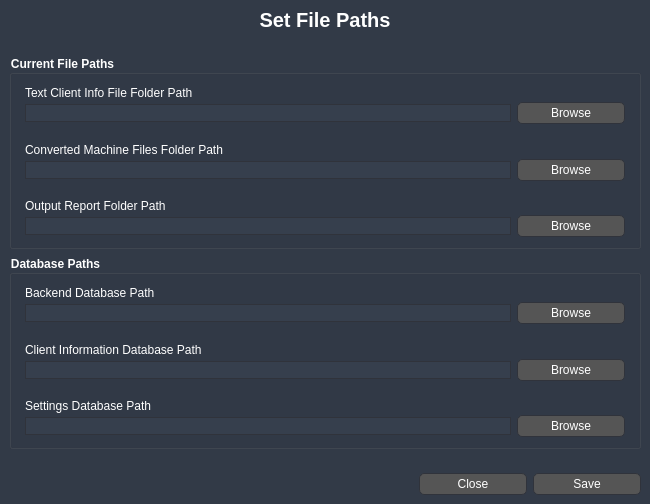
The window that src/ui/FileLocationDialog.ui (layup/LIMS) describes before a commit, drawn with Qt 5.
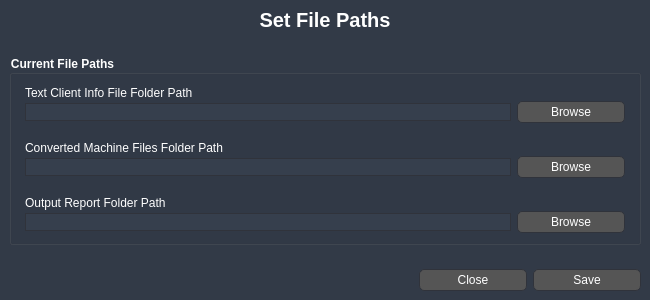
The same window after the commit.

```diff
--- a/src/ui/FileLocationDialog.ui
+++ b/src/ui/FileLocationDialog.ui
@@ -7,27 +7,28 @@
     <x>0</x>
     <y>0</y>
     <width>650</width>
-    <height>504</height>
+    <height>300</height>
    </rect>
   </property>
   <property name="minimumSize">
    <size>
     <width>650</width>
-    <height>500</height>
+    <height>300</height>
    </size>
   </property>
   <property name="maximumSize">
    <size>
     <width>650</width>
-    <height>504</height>
+    <height>300</height>
    </size>
   </property>
   <property name="windowTitle">
    <string>Form</string>
   </property>
   <property name="styleSheet">
-   <string notr="true">
-
+   <string notr="true">#Form { 
+	background-color: #323a47; 
+}
 
 #container   {
 	min-width: 160px; 
@@ -345,209 +346,6 @@
         </layout>
        </widget>
       </item>
-      <item>
-       <widget class="QGroupBox" name="groupBox_2">
-        <property name="font">
-         <font>
-          <weight>75</weight>
-          <bold>true</bold>
-         </font>
-        </property>
-        <property name="title">
-         <string>Database Paths</string>
-        </property>
-        <layout class="QVBoxLayout" name="verticalLayout_11">
-         <property name="leftMargin">
-          <number>4</number>
-         </property>
-         <property name="topMargin">
-          <number>4</number>
-         </property>
-         <property name="rightMargin">
-          <number>4</number>
-         </property>
-         <property name="bottomMargin">
-          <number>4</number>
-         </property>
-         <item>
-          <widget class="QWidget" name="widget_6" native="true">
-           <layout class="QVBoxLayout" name="verticalLayout_6">
-            <property name="spacing">
-             <number>0</number>
-            </property>
-            <property name="topMargin">
-             <number>5</number>
-            </property>
-            <property name="bottomMargin">
-             <number>5</number>
-            </property>
-            <item>
-             <widget class="QLabel" name="label_7">
-              <property name="font">
-               <font>
-                <weight>50</weight>
-                <italic>false</italic>
-                <bold>false</bold>
-               </font>
-              </property>
-              <property name="text">
-               <string>Backend Database Path</string>
-              </property>
-             </widget>
-            </item>
-            <item>
-             <widget class="QWidget" name="widget_10" native="true">
-              <layout class="QHBoxLayout" name="horizontalLayout_7">
-               <property name="leftMargin">
-                <number>0</number>
-               </property>
-               <property name="topMargin">
-                <number>0</number>
-               </property>
-               <property name="rightMargin">
-                <number>0</number>
-               </property>
-               <property name="bottomMargin">
-                <number>0</number>
-               </property>
-               <item>
-                <widget class="QLineEdit" name="line4">
-                 <property name="enabled">
-                  <bool>false</bool>
-                 </property>
-                </widget>
-               </item>
-               <item>
-                <widget class="QPushButton" name="browse4">
-                 <property name="text">
-                  <string>Browse</string>
-                 </property>
-                </widget>
-               </item>
-              </layout>
-             </widget>
-            </item>
-           </layout>
-          </widget>
-         </item>
-         <item>
-          <widget class="QWidget" name="widget_7" native="true">
-           <layout class="QVBoxLayout" name="verticalLayout_7">
-            <property name="spacing">
-             <number>0</number>
-            </property>
-            <property name="topMargin">
-             <number>5</number>
-            </property>
-            <property name="bottomMargin">
-             <number>5</number>
-            </property>
-            <item>
-             <widget class="QLabel" name="label_8">
-              <property name="font">
-               <font>
-                <weight>50</weight>
-                <italic>false</italic>
-                <bold>false</bold>
-               </font>
-              </property>
-              <property name="text">
-               <string>Client Information Database Path</string>
-              </property>
-             </widget>
-            </item>
-            <item>
-             <widget class="QWidget" name="widget_11" native="true">
-              <layout class="QHBoxLayout" name="horizontalLayout_8">
-               <property name="leftMargin">
-                <number>0</number>
-               </property>
-               <property name="topMargin">
-                <number>0</number>
-               </property>
-               <property name="rightMargin">
-                <number>0</number>
-               </property>
-               <property name="bottomMargin">
-                <number>0</number>
-               </property>
-               <item>
-                <widget class="QLineEdit" name="line5">
-                 <property name="enabled">
-                  <bool>false</bool>
-                 </property>
-                </widget>
-               </item>
-               <item>
-                <widget class="QPushButton" name="browse5">
-                 <property name="text">
-                  <string>Browse</string>
-                 </property>
-                </widget>
-               </item>
-              </layout>
-             </widget>
-            </item>
-           </layout>
-          </widget>
-         </item>
-         <item>
-          <widget class="QWidget" name="widget_2" native="true">
-           <layout class="QVBoxLayout" name="verticalLayout_9">
-            <property name="spacing">
-             <number>0</number>
-            </property>
-            <property name="topMargin">
-             <number>5</number>
-            </property>
-            <property name="bottomMargin">
-             <number>5</number>
-            </property>
-            <item>
-             <widget class="QLabel" name="label_2">
-              <property name="text">
-               <string>Settings Database Path</string>
-              </property>
-             </widget>
-            </item>
-            <item>
-             <widget class="QWidget" name="widget_14" native="true">
-              <layout class="QHBoxLayout" name="horizontalLayout">
-               <property name="leftMargin">
-                <number>0</number>
-               </property>
-               <property name="topMargin">
-                <number>0</number>
-               </property>
-               <property name="rightMargin">
-                <number>0</number>
-               </property>
-               <property name="bottomMargin">
-                <number>0</number>
-               </property>
-               <item>
-                <widget class="QLineEdit" name="line6">
-                 <property name="enabled">
-                  <bool>false</bool>
-                 </property>
-                </widget>
-               </item>
-               <item>
-                <widget class="QPushButton" name="browse6">
-                 <property name="text">
-                  <string>Browse</string>
-                 </property>
-                </widget>
-               </item>
-              </layout>
-             </widget>
-            </item>
-           </layout>
-          </widget>
-         </item>
-        </layout>
-       </widget>
-      </item>
      </layout>
     </widget>
    </item>
```
